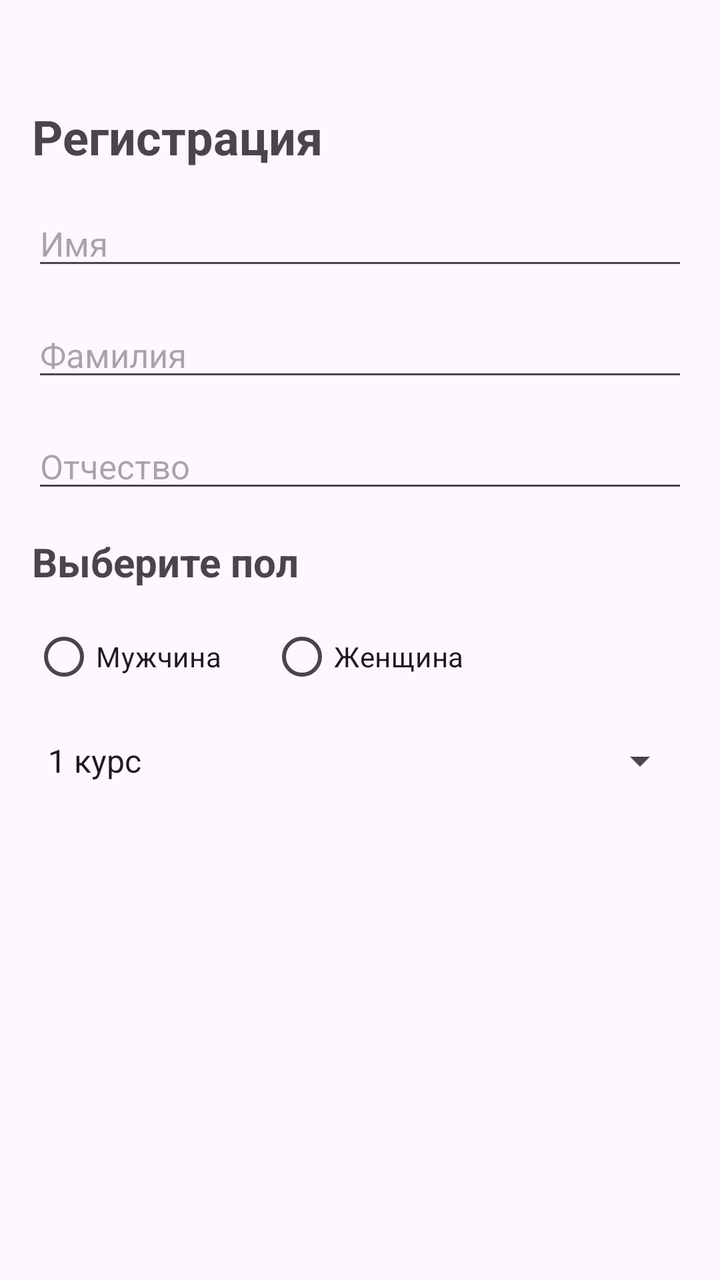
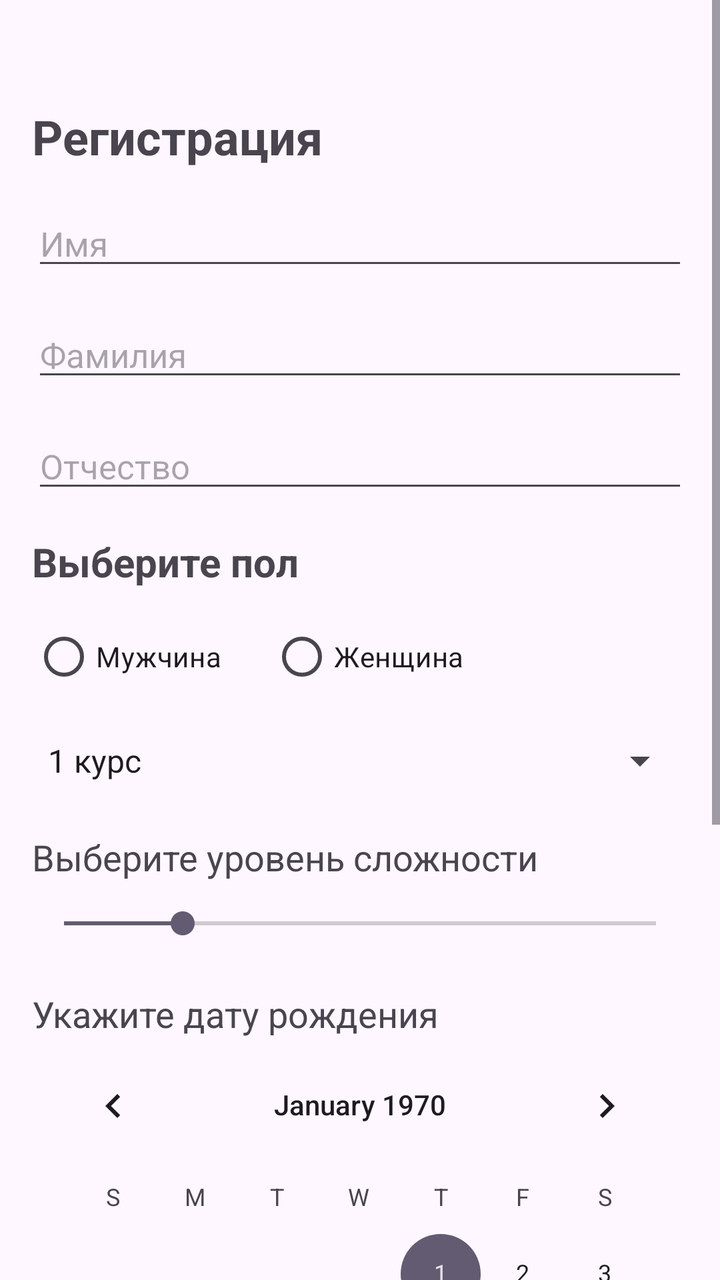

An Android layout rendered at two revisions. The XML below is the earlier revision; the diff shows what the commit changed to produce the second picture.
<!-- AndroidManifest.xml: application theme Theme.Android_pmu -->
<!-- res/layout/registration_form.xml -->
<?xml version="1.0" encoding="utf-8"?>
<ScrollView
    xmlns:android="http://schemas.android.com/apk/res/android"
    xmlns:tools="http://schemas.android.com/tools"
    android:layout_width="match_parent"
    android:layout_height="match_parent"
    android:fillViewport="true">

    <LinearLayout
        android:layout_width="match_parent"
        android:layout_height="wrap_content"
        android:orientation="vertical"
        android:padding="16dp"
        tools:ignore="ExtraText">

        <TextView
            android:id="@+id/text_registration"
            android:layout_width="wrap_content"
            android:layout_height="wrap_content"
            android:layout_marginTop="36dp"
            android:textSize="24sp"
            android:textStyle="bold"
            android:text="@string/text_greeting" />


        <EditText
            android:id="@+id/name"
            android:layout_width="match_parent"
            android:layout_height="wrap_content"
            android:layout_marginTop="16dp"
            android:autofillHints=""
            android:hint="@string/name"
            android:inputType="text"
            android:textSize="17sp"
            android:textStyle="normal"
            />

        <EditText
            android:id="@+id/surname"
            android:layout_width="match_parent"
            android:layout_height="wrap_content"
            android:layout_marginTop="16dp"
            android:autofillHints=""
            android:hint="@string/surname"
            android:inputType="text"
            android:textSize="17sp"
            android:textStyle="normal"
            />

        <EditText
            android:id="@+id/othcestvo"
            android:layout_width="match_parent"
            android:layout_height="wrap_content"
            android:layout_marginTop="16dp"
            android:autofillHints=""
            android:hint="@string/otchestvo"
            android:inputType="text"
            android:textSize="17sp"
            android:textStyle="normal"
            />

        <TextView
            android:id="@+id/text_greeting"
            android:layout_width="wrap_content"
            android:layout_height="wrap_content"
            android:layout_marginTop="16dp"
            android:text="@string/choose_gender"
            android:textSize="20sp"
            android:textStyle="bold"
            android:layout_marginBottom="10dp"
            />

        <RadioGroup
            android:id="@+id/myRadioGroup"
            android:layout_width="match_parent"
            android:layout_height="wrap_content"
            android:orientation="horizontal">

            <RadioButton
                android:id="@+id/male"
                android:layout_width="wrap_content"
                android:layout_height="wrap_content"
                android:text="@string/male_gender" />

            <RadioButton
                android:id="@+id/female"
                android:layout_width="wrap_content"
                android:layout_height="wrap_content"
                android:layout_marginStart="24dp"
                android:text="@string/female_gender" />
        </RadioGroup>

        <Spinner
            android:id="@+id/combobox"
            android:layout_width="match_parent"
            android:layout_height="wrap_content"
            android:layout_marginTop="16dp"
            android:textSize="17sp"
            android:textStyle="normal"
            android:entries="@array/course_list" />
        />
    </LinearLayout>
</ScrollView>
<!-- resources referenced by this layout -->
<resources>
  <string-array name="course_list">
          <item>1 курс</item>
          <item>2 курс</item>
          <item>3 курс</item>
          <item>4 курс</item>
      </string-array>
  <string name="choose_gender">Выберите пол</string>
  <string name="female_gender">Женщина</string>
  <string name="male_gender">Мужчина</string>
  <string name="name">Имя</string>
  <string name="otchestvo">Отчество</string>
  <string name="surname">Фамилия</string>
  <string name="text_greeting">Регистрация</string>
  <style name="Theme.Android_pmu" parent="Base.Theme.Android_pmu" />
  <style name="Base.Theme.Android_pmu" parent="Theme.Material3.DayNight.NoActionBar">
          
          
      </style>
</resources>

<!-- the commit's change to res/layout/registration_form.xml (unified diff, before → after) -->
@@ -1,10 +1,8 @@
 <?xml version="1.0" encoding="utf-8"?>
-<ScrollView
-    xmlns:android="http://schemas.android.com/apk/res/android"
+<ScrollView xmlns:android="http://schemas.android.com/apk/res/android"
     xmlns:tools="http://schemas.android.com/tools"
     android:layout_width="match_parent"
-    android:layout_height="match_parent"
-    android:fillViewport="true">
+    android:layout_height="match_parent">
 
     <LinearLayout
         android:layout_width="match_parent"
@@ -18,9 +16,9 @@
             android:layout_width="wrap_content"
             android:layout_height="wrap_content"
             android:layout_marginTop="36dp"
+            android:text="@string/text_greeting"
             android:textSize="24sp"
-            android:textStyle="bold"
-            android:text="@string/text_greeting" />
+            android:textStyle="bold" />
 
 
         <EditText
@@ -32,8 +30,7 @@
             android:hint="@string/name"
             android:inputType="text"
             android:textSize="17sp"
-            android:textStyle="normal"
-            />
+            android:textStyle="normal" />
 
         <EditText
             android:id="@+id/surname"
@@ -44,8 +41,7 @@
             android:hint="@string/surname"
             android:inputType="text"
             android:textSize="17sp"
-            android:textStyle="normal"
-            />
+            android:textStyle="normal" />
 
         <EditText
             android:id="@+id/othcestvo"
@@ -56,19 +52,17 @@
             android:hint="@string/otchestvo"
             android:inputType="text"
             android:textSize="17sp"
-            android:textStyle="normal"
-            />
+            android:textStyle="normal" />
 
         <TextView
             android:id="@+id/text_greeting"
             android:layout_width="wrap_content"
             android:layout_height="wrap_content"
             android:layout_marginTop="16dp"
+            android:layout_marginBottom="10dp"
             android:text="@string/choose_gender"
             android:textSize="20sp"
-            android:textStyle="bold"
-            android:layout_marginBottom="10dp"
-            />
+            android:textStyle="bold" />
 
         <RadioGroup
             android:id="@+id/myRadioGroup"
@@ -95,9 +89,64 @@
             android:layout_width="match_parent"
             android:layout_height="wrap_content"
             android:layout_marginTop="16dp"
+            android:entries="@array/course_list"
             android:textSize="17sp"
-            android:textStyle="normal"
-            android:entries="@array/course_list" />
+            android:textStyle="normal" />
         />
+
+        <TextView
+            android:id="@+id/difficulty_bar"
+            android:layout_width="match_parent"
+            android:layout_height="wrap_content"
+            android:layout_marginTop="24dp"
+            android:text="@string/dif_bar"
+            android:textSize="18sp" />
+
+        <SeekBar
+            android:id="@+id/seekBar"
+            android:layout_width="match_parent"
+            android:layout_height="wrap_content"
+            android:layout_marginTop="12dp"
+            android:max="100"
+            android:progress="20" />
+
+        <TextView
+            android:id="@+id/tvSelectedDate"
+            android:layout_width="match_parent"
+            android:layout_height="wrap_content"
+            android:layout_marginTop="24dp"
+            android:text="@string/text_date"
+            android:textSize="18sp" />
+
+        <CalendarView
+            android:id="@+id/calendarView"
+            android:layout_width="match_parent"
+            android:layout_height="wrap_content" />
+
+        <Button
+            android:id="@+id/showZnak"
+            android:layout_width="match_parent"
+            android:layout_height="wrap_content"
+            android:layout_marginTop="16dp"
+            android:text="@string/show" />
+
+        <TextView
+            android:id="@+id/tvResult"
+            android:layout_width="match_parent"
+            android:layout_height="wrap_content"
+            android:layout_marginTop="16dp"
+            android:textSize="18sp" />
+
+        <ImageView
+            android:id="@+id/ivZodiac"
+            android:layout_width="wrap_content"
+            android:layout_height="wrap_content"
+            android:layout_gravity="center_horizontal"
+            android:layout_marginTop="16dp"
+            android:adjustViewBounds="true"
+            android:maxWidth="255dp"
+            android:maxHeight="255dp"
+            android:contentDescription="" />
+
     </LinearLayout>
 </ScrollView>
<!-- resource entries referenced after the edit -->
@@ -7,11 +7,14 @@
           <item>4 курс</item>
       </string-array>
   <string name="choose_gender">Выберите пол</string>
+  <string name="dif_bar">Выберите уровень сложности</string>
   <string name="female_gender">Женщина</string>
   <string name="male_gender">Мужчина</string>
   <string name="name">Имя</string>
   <string name="otchestvo">Отчество</string>
+  <string name="show">Показать</string>
   <string name="surname">Фамилия</string>
+  <string name="text_date">Укажите дату рождения</string>
   <string name="text_greeting">Регистрация</string>
   <style name="Theme.Android_pmu" parent="Base.Theme.Android_pmu" />
   <style name="Base.Theme.Android_pmu" parent="Theme.Material3.DayNight.NoActionBar">
